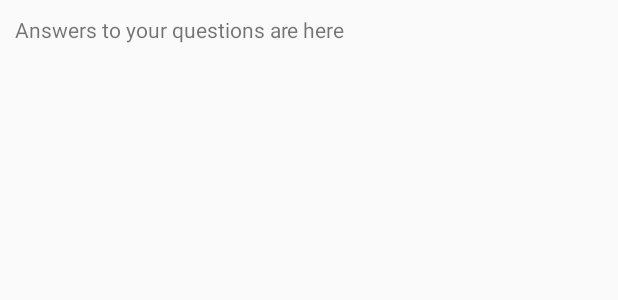
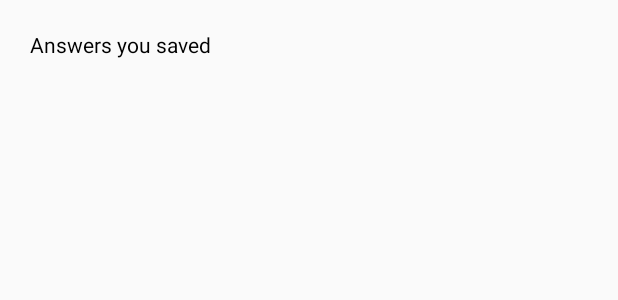
Before and after one commit to ELXLabUF/Wearable-Form-Factor-Learning-Android-App, an Android app: the layout toolbar.xml on its own in the app's theme, with its tools: preview values and no code run, on a phone screen of 412 x 824 dp. Shown: the top 300 px of the screen. Run offline under Robolectric (Android 15) with nearby library versions, the phone set to English and light mode, and no system bars.

Commit message:
commit with remote config answer

```diff
--- a/app/src/main/AndroidManifest.xml
+++ b/app/src/main/AndroidManifest.xml
@@ -33,5 +33,4 @@
                 android:value=".MainActivity" />
         </activity>
     </application>
-
 </manifest>
--- a/app/src/main/res/layout/toolbar.xml
+++ b/app/src/main/res/layout/toolbar.xml
@@ -1,17 +1,28 @@
 <?xml version="1.0" encoding="utf-8"?>
 <android.support.constraint.ConstraintLayout
     xmlns:android="http://schemas.android.com/apk/res/android"
+    xmlns:tools="http://schemas.android.com/tools"
     android:layout_width="match_parent"
     android:layout_height="match_parent"
     android:elevation="4dp">
     <!--android:background="@color/colorPrimary"-->
-
 <TextView
+    android:id="@+id/savedNotes"
+    android:textColor="#000000"
     android:layout_width="match_parent"
     android:layout_height="match_parent"
-    android:layout_marginTop="10dp"
-    android:layout_marginLeft="10dp"
-    android:layout_marginRight="10dp"
-    android:layout_marginBottom="10dp"
-    android:text="Answers to your questions are here"/>
+    android:layout_marginTop="20dp"
+    android:layout_marginLeft="20dp"
+    android:layout_marginRight="20dp"
+    android:layout_marginBottom="20dp"
+    android:text="Answers you saved"/>
+
+    <ListView
+        android:id="@+id/savedNotes1"
+        android:layout_width="wrap_content"
+        android:layout_height="wrap_content"
+        android:layout_marginTop="16dip"
+        android:padding="16dip"
+        tools:layout_editor_absoluteX="0dp"
+        tools:layout_editor_absoluteY="73dp"></ListView>
 </android.support.constraint.ConstraintLayout>
--- a/app/src/main/res/menu/toolbar_menu.xml
+++ b/app/src/main/res/menu/toolbar_menu.xml
@@ -4,7 +4,7 @@
     xmlns:app="http://schemas.android.com/apk/res-auto">
     <item
         android:id="@+id/history"
-        android:icon="@raw/icons_history_black"
+        android:icon="@raw/icons_history"
         android:title="history"
         app:showAsAction="always"
         >
--- a/app/src/main/res/values/strings.xml
+++ b/app/src/main/res/values/strings.xml
@@ -1,3 +1,4 @@
 <resources>
     <string name="app_name">Learning</string>
+    <string name="default_answer">Wearables are interesting medium of learning. earable technology has a variety of applications which grows as the field itself expands. It appears prominently in consumer electronics with the popularization of the smartwatch and activity tracker. Apart from commercial uses, wearable technology is being incorporated into navigation systems, advanced textiles. Wearables are interesting meadium of learning. earable technology has a variety of applications which grows as the field itself expands. It appears prominently in consumer electronics with the popularization of the smartwatch and activity tracker. Apart from commercial uses, wearable technology is being incorporated into navigation systems, advanced textiles.</string>
 </resources>
```
Also changed, not shown: app/src/main/java/com/example/learning/MainActivity.java (+48 -29 lines), app/src/main/java/com/example/learning/history.java (+15 -0 lines), app/src/main/res/layout/activity_main.xml (+6 -11 lines).
